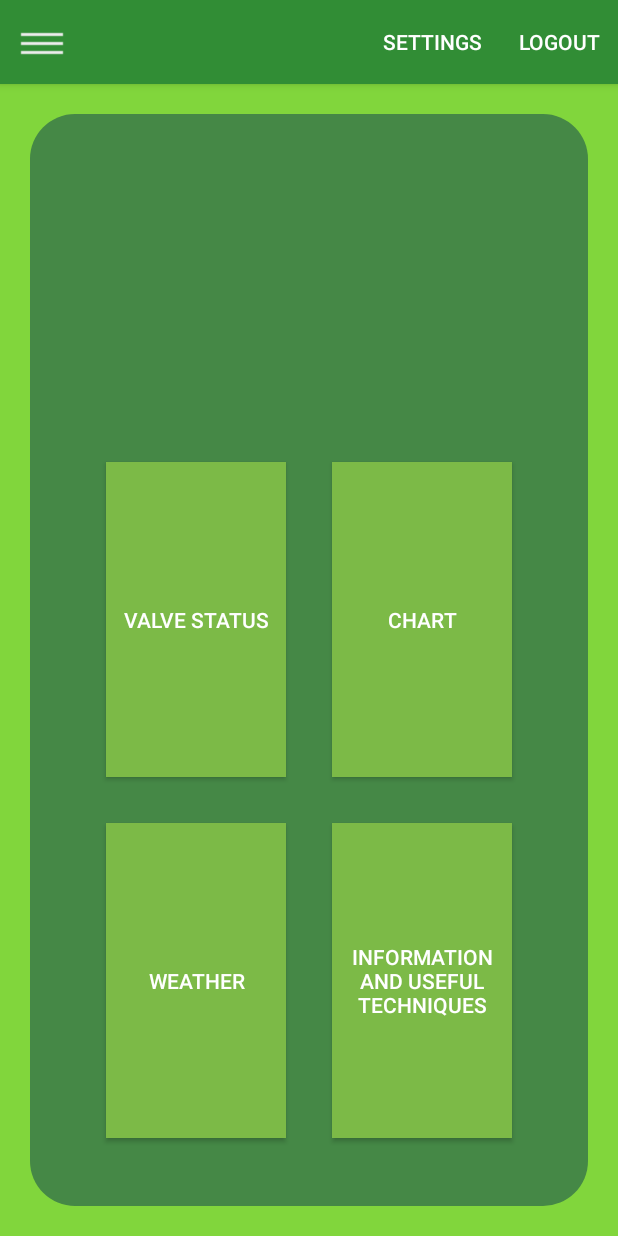
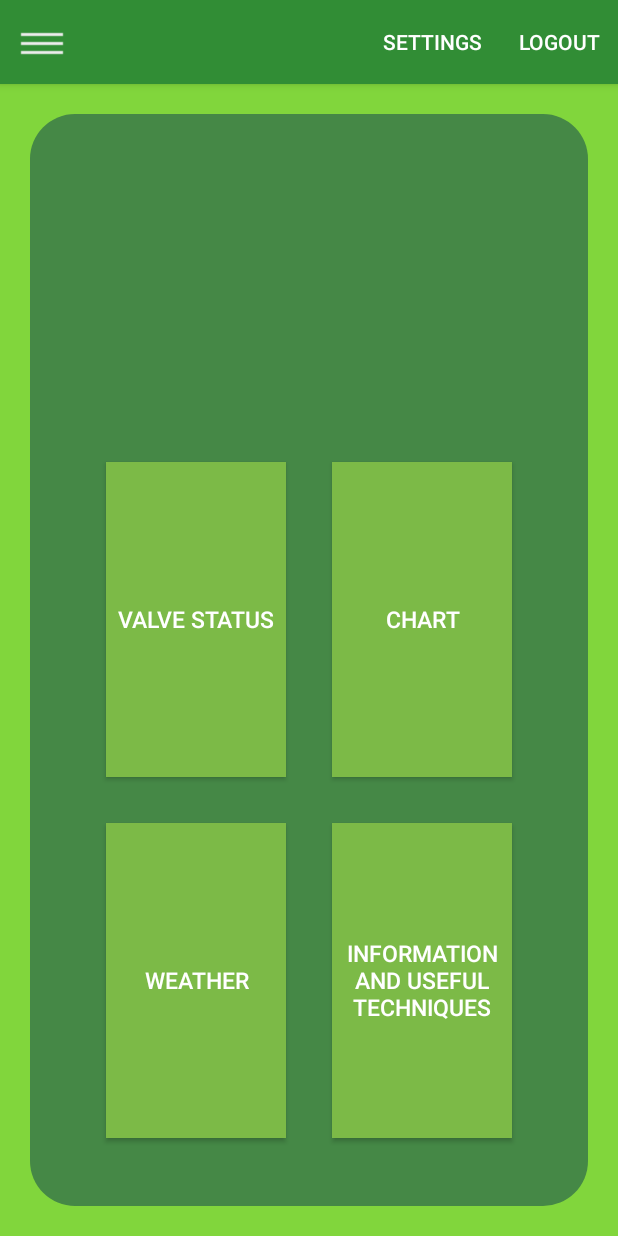
Before and after one commit to rajneeshkatkam/ProFarmingApp, an Android app: the screen it shows after launch once a user with an empty profile is signed in (mainActivityAfterSuccessfulLogin), on a phone screen of 412 x 824 dp. Run offline under Robolectric (Android 15) with nearby library versions, the light colour scheme and no system bars; our stand-ins replace Firebase (no records; nobody signed in at launch, a user with empty details on screens opened directly); libraries missing offline, so code that uses them is left out: com.github.mikephil.charting; plain views replace PieChart; 1 statement that could not run was skipped.

```diff
--- a/app/src/main/res/layout/activity_main_activity_after_successful_login.xml
+++ b/app/src/main/res/layout/activity_main_activity_after_successful_login.xml
@@ -59,6 +59,7 @@
                 android:id="@+id/valveStatusButton"
                 android:layout_width="120dp"
                 android:layout_height="210dp"
+                android:textSize="15sp"
                 android:layout_margin="15dp"
                 android:background="@color/colorAccent"
                 android:onClick="valveStatus"
@@ -68,6 +69,7 @@
                 android:id="@+id/chartButton"
                 android:layout_width="120dp"
                 android:layout_height="210dp"
+                android:textSize="15sp"
                 android:layout_margin="15dp"
                 android:background="@color/colorAccent"
                 android:onClick="chart"
@@ -79,6 +81,7 @@
                 android:layout_width="120dp"
                 android:layout_height="210dp"
                 android:layout_margin="15dp"
+                android:textSize="15sp"
                 android:background="@color/colorAccent"
                 android:onClick="weatherStatus"
                 android:text="@string/Weather" />
@@ -89,6 +92,7 @@
                 android:layout_width="120dp"
                 android:layout_height="210dp"
                 android:layout_gravity="center"
+                android:textSize="15sp"
                 android:layout_margin="15dp"
                 android:background="@color/colorAccent"
                 android:onClick="improvingTechniques"
--- a/app/src/main/res/menu/appbarmenu.xml
+++ b/app/src/main/res/menu/appbarmenu.xml
@@ -4,13 +4,13 @@
 
     <item
         android:id="@+id/settings"
-        android:title="Settings"
-        app:showAsAction="always" />
+        app:showAsAction="always"
+        android:title="@string/Settings" />
 
     <item
         android:id="@+id/action_settings"
-        android:title="Logout"
-        app:showAsAction="always"/>
+        android:title="@string/Logout"
+        app:showAsAction="ifRoom"/>
 
 
 
--- a/app/src/main/res/values/strings.xml
+++ b/app/src/main/res/values/strings.xml
@@ -3,12 +3,14 @@
     <string name="open">Open</string>
     <string name="close">Close</string>
     <string name="title_activity_after_login_with_navigation_bar">afterLoginWithNavigationBar</string>
+    <string name="Logout">Logout</string>
 
     <string name="navigation_drawer_open">Open navigation drawer</string>
     <string name="navigation_drawer_close">Close navigation drawer</string>
 
     <string name="action_settings">Settings</string>
     <string name="title_activity_chart">Chart</string>
+    <string name="Settings">Settings</string>
     <string name="title_activity_navgation_bar">navgationBarActivity</string>
 
     <string name="EmailAddress">Email ID</string>
```
Also changed, not shown: 1 other file.
